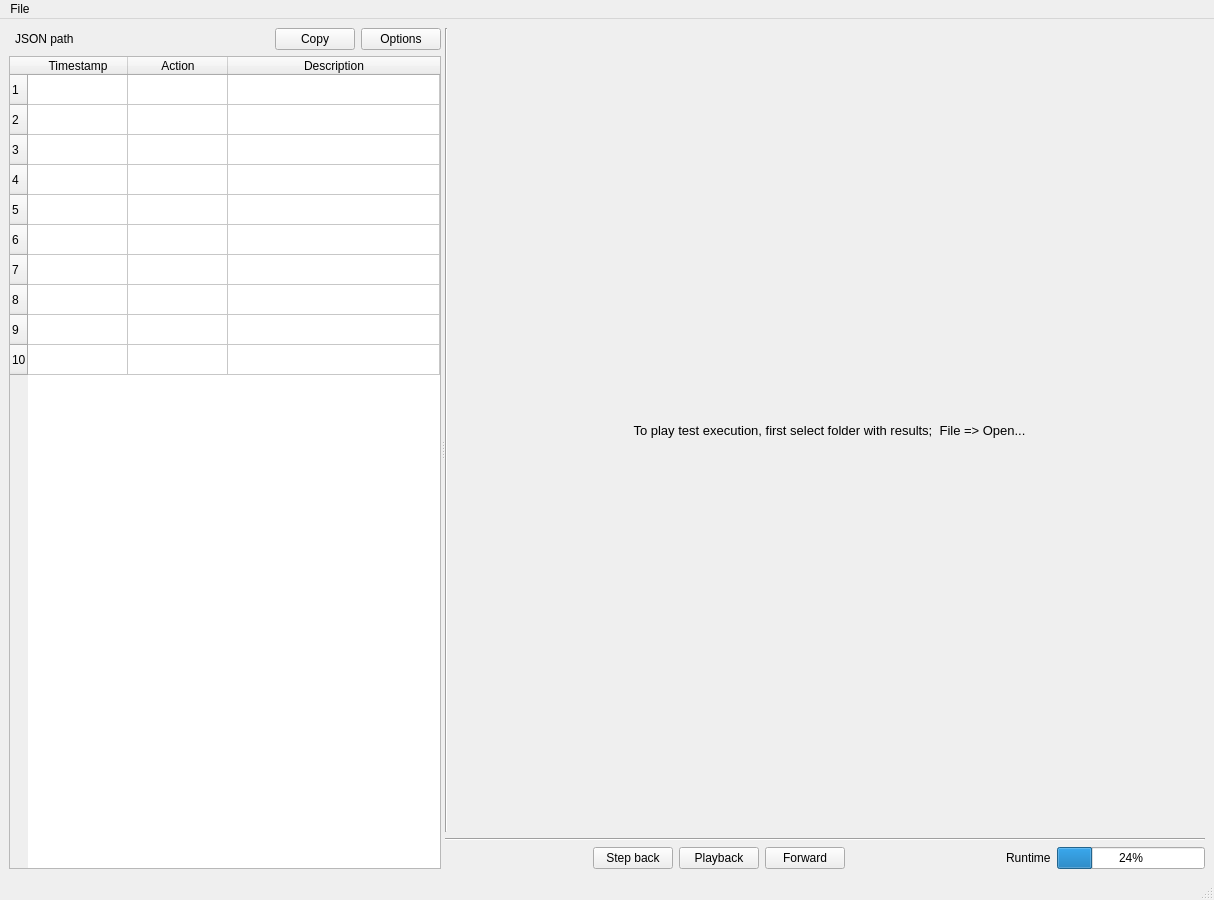
This is ViewerGUI.ui in AkLato/ResultGUI as Qt 5 draws it before an edit. The edited form follows.
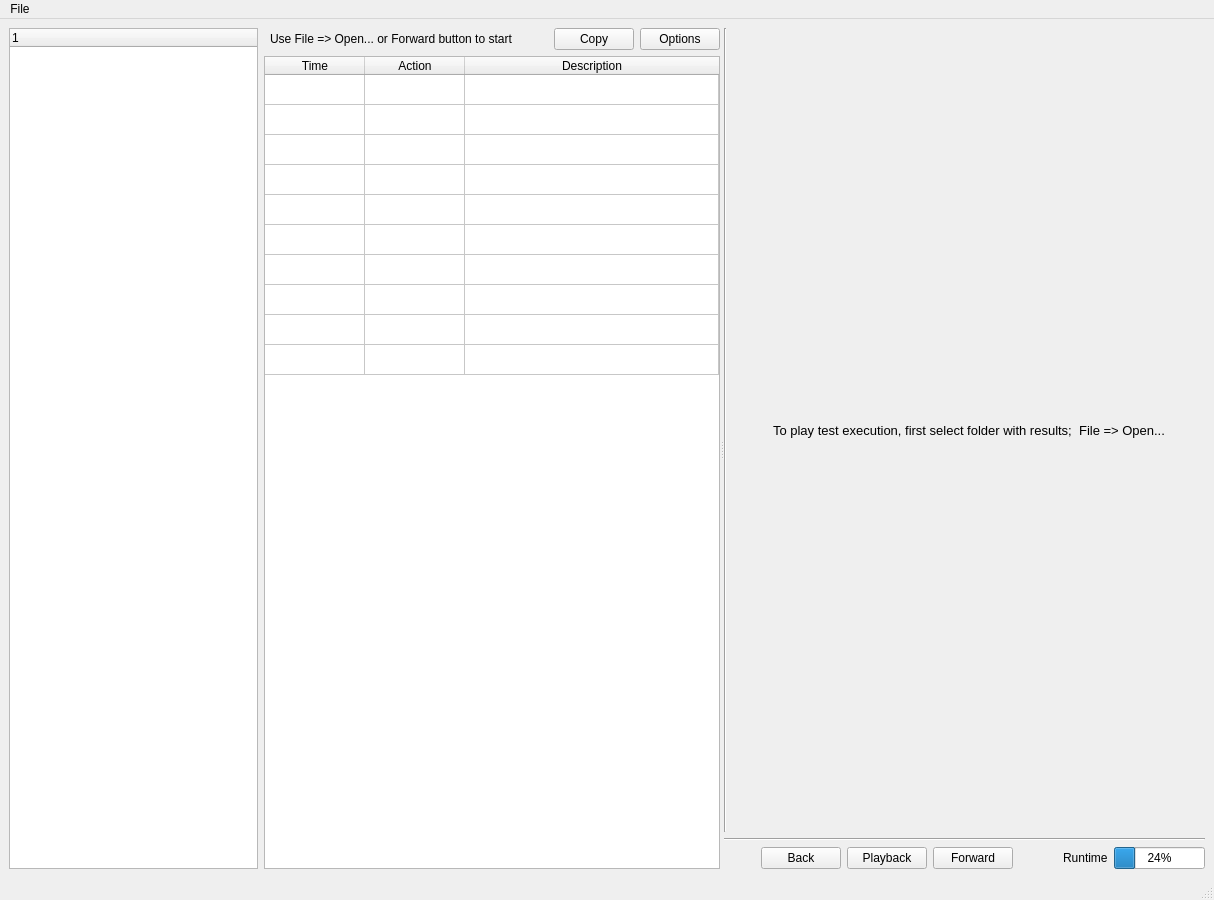
This is the edited form.

Diff of the .ui file:
```diff
--- a/ViewerGUI.ui
+++ b/ViewerGUI.ui
@@ -15,6 +15,18 @@
   </property>
   <widget class="QWidget" name="centralwidget">
    <layout class="QHBoxLayout" name="horizontalLayout_5">
+    <item>
+     <widget class="QTreeWidget" name="tree_widget">
+      <property name="tabKeyNavigation">
+       <bool>true</bool>
+      </property>
+      <column>
+       <property name="text">
+        <string notr="true">1</string>
+       </property>
+      </column>
+     </widget>
+    </item>
     <item>
      <widget class="QSplitter" name="splitter">
       <property name="orientation">
@@ -27,7 +39,7 @@
           <item>
            <widget class="QLabel" name="json_path">
             <property name="text">
-             <string>JSON path</string>
+             <string>Use File =&gt; Open... or Forward button to start</string>
             </property>
             <property name="indent">
              <number>6</number>
@@ -83,6 +95,9 @@
           <attribute name="horizontalHeaderStretchLastSection">
            <bool>true</bool>
           </attribute>
+          <attribute name="verticalHeaderVisible">
+           <bool>false</bool>
+          </attribute>
           <row/>
           <row/>
           <row/>
@@ -95,7 +110,7 @@
           <row/>
           <column>
            <property name="text">
-            <string>Timestamp</string>
+            <string>Time</string>
            </property>
           </column>
           <column>
@@ -180,7 +195,7 @@
           <item>
            <widget class="QPushButton" name="back_btn">
             <property name="text">
-             <string>Step back</string>
+             <string>Back</string>
             </property>
            </widget>
           </item>
@@ -189,6 +204,9 @@
             <property name="text">
              <string>Playback</string>
             </property>
+            <property name="flat">
+             <bool>false</bool>
+            </property>
            </widget>
           </item>
           <item>
```
Left out of the diff: 3 changed lines with no effect on the pictures.
